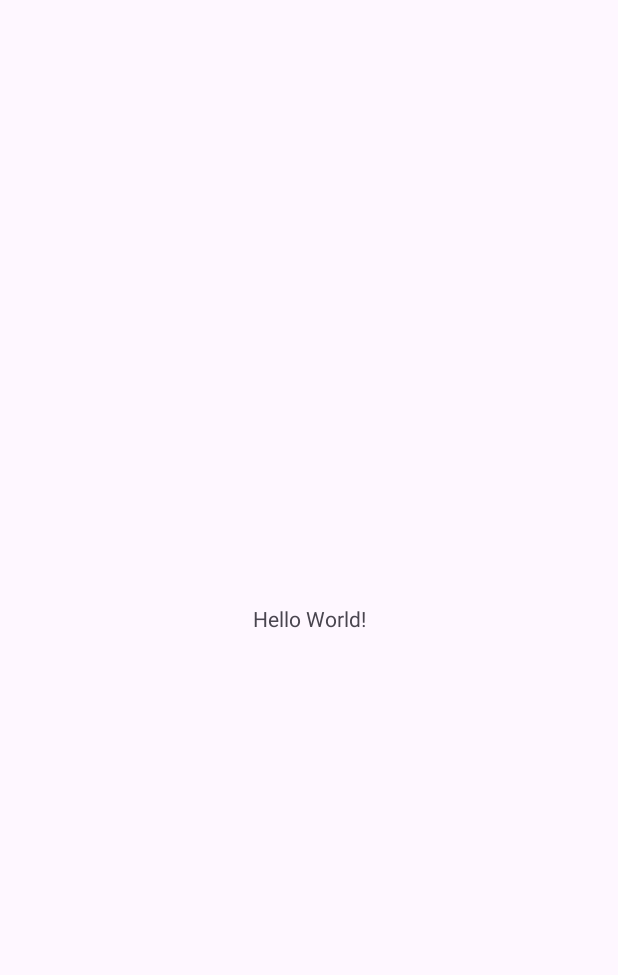
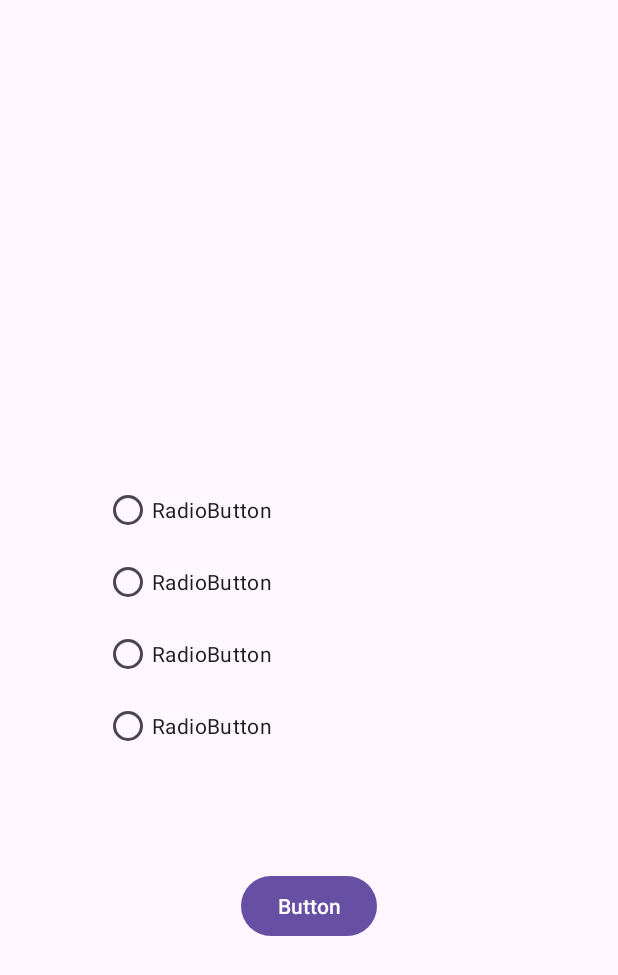
Before and after one commit to leonardovasconcelos13/ProjetoQuizAndroid, an Android app: the screen it shows after launch (MainActivity), on a phone screen of 412 x 824 dp. Before the commit the part shown is almost empty. Shown: the top 975 px of the screen. Run offline under Robolectric (Android 15) with nearby library versions, the phone set to English and light mode, and no system bars.

Commit message:
elementos da tela

```diff
--- a/app/src/main/res/layout/activity_main.xml
+++ b/app/src/main/res/layout/activity_main.xml
@@ -7,13 +7,53 @@
     android:layout_height="match_parent"
     tools:context=".MainActivity">
 
-    <TextView
+    <RadioGroup
+        android:id="@+id/rbg_principal"
         android:layout_width="wrap_content"
         android:layout_height="wrap_content"
-        android:text="Hello World!"
         app:layout_constraintBottom_toBottomOf="parent"
         app:layout_constraintEnd_toEndOf="parent"
         app:layout_constraintStart_toStartOf="parent"
-        app:layout_constraintTop_toTopOf="parent" />
+        app:layout_constraintTop_toTopOf="parent">
+
+        <RadioButton
+            android:id="@+id/rb_a"
+            android:layout_width="274dp"
+            android:layout_height="wrap_content"
+            android:text="RadioButton" />
+
+        <RadioButton
+            android:id="@+id/rb_b"
+            android:layout_width="match_parent"
+            android:layout_height="wrap_content"
+            android:text="RadioButton" />
+
+        <RadioButton
+            android:id="@+id/rb_c"
+            android:layout_width="match_parent"
+            android:layout_height="wrap_content"
+            android:text="RadioButton" />
+
+        <RadioButton
+            android:id="@+id/rb_d"
+            android:layout_width="match_parent"
+            android:layout_height="wrap_content"
+            android:text="RadioButton" />
+    </RadioGroup>
+
+    <Button
+        android:id="@+id/btn_responder"
+        android:layout_width="wrap_content"
+        android:layout_height="wrap_content"
+        android:layout_marginStart="20dp"
+        android:layout_marginTop="20dp"
+        android:layout_marginEnd="20dp"
+        android:layout_marginBottom="50dp"
+        android:text="Button"
+        app:layout_constraintBottom_toBottomOf="parent"
+        app:layout_constraintEnd_toEndOf="parent"
+        app:layout_constraintStart_toStartOf="parent"
+        app:layout_constraintTop_toTopOf="parent"
+        app:layout_constraintVertical_bias="0.793" />
 
 </androidx.constraintlayout.widget.ConstraintLayout>
```
